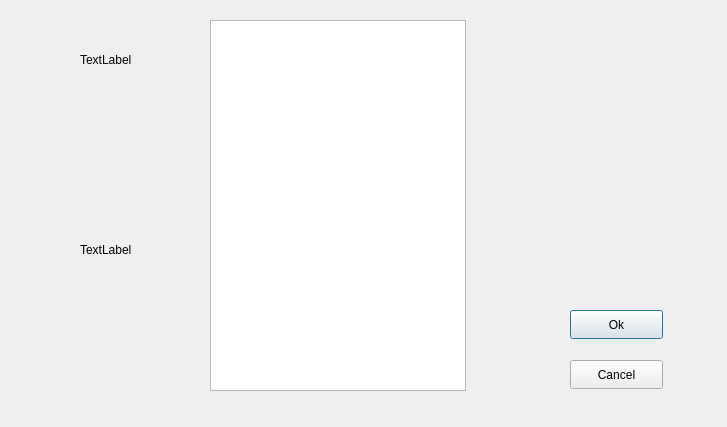
Before: the Qt Designer form client/adding_member.ui in AP-projects-4001/jan-ghahve, drawn with Qt 5.
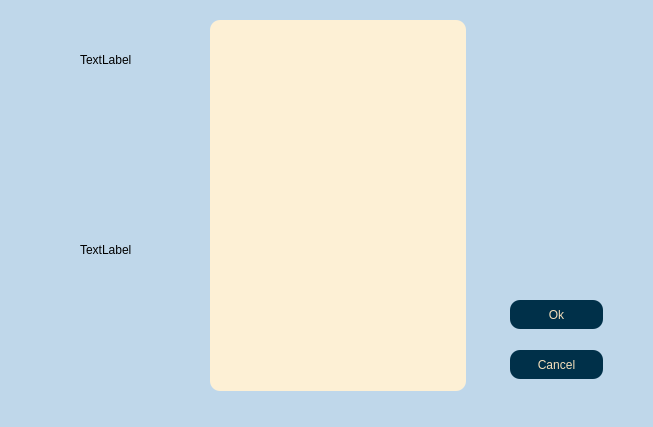
After: the same form once the commit is applied.

The edit to the form file:
```diff
--- a/client/adding_member.ui
+++ b/client/adding_member.ui
@@ -6,13 +6,17 @@
    <rect>
     <x>0</x>
     <y>0</y>
-    <width>727</width>
+    <width>653</width>
     <height>427</height>
    </rect>
   </property>
   <property name="windowTitle">
    <string>Dialog</string>
   </property>
+  <property name="styleSheet">
+   <string notr="true">background-color:rgb(191, 215, 234);
+</string>
+  </property>
   <widget class="QListWidget" name="listWidget">
    <property name="geometry">
     <rect>
@@ -22,16 +26,31 @@
      <height>371</height>
     </rect>
    </property>
+   <property name="cursor" stdset="0">
+    <cursorShape>ArrowCursor</cursorShape>
+   </property>
+   <property name="styleSheet">
+    <string notr="true">background-color:rgb(253, 240, 213);
+border-radius: 10%;</string>
+   </property>
   </widget>
   <widget class="QPushButton" name="pushButton">
    <property name="geometry">
     <rect>
-     <x>570</x>
-     <y>310</y>
+     <x>510</x>
+     <y>300</y>
      <width>93</width>
      <height>29</height>
     </rect>
    </property>
+   <property name="cursor">
+    <cursorShape>PointingHandCursor</cursorShape>
+   </property>
+   <property name="styleSheet">
+    <string notr="true">background-color:rgb(0, 48, 73);
+border-radius: 10px;
+color:rgb(245, 223, 187);</string>
+   </property>
    <property name="text">
     <string>Ok</string>
    </property>
@@ -39,12 +58,20 @@
   <widget class="QPushButton" name="pushButton_2">
    <property name="geometry">
     <rect>
-     <x>570</x>
-     <y>360</y>
+     <x>510</x>
+     <y>350</y>
      <width>93</width>
      <height>29</height>
     </rect>
    </property>
+   <property name="cursor">
+    <cursorShape>PointingHandCursor</cursorShape>
+   </property>
+   <property name="styleSheet">
+    <string notr="true">background-color:rgb(0, 48, 73);
+border-radius: 10px;
+color:rgb(245, 223, 187);</string>
+   </property>
    <property name="text">
     <string>Cancel</string>
    </property>
```
